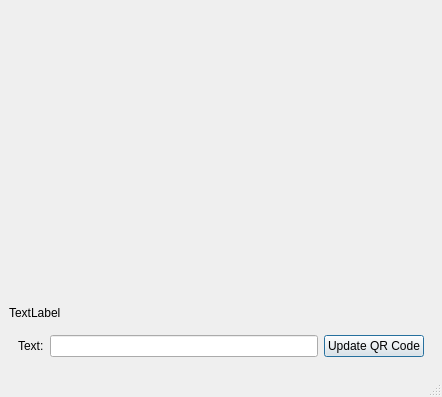
First picture: the form in cutercode.ui, repository mnagel/cutercode, before the edit.
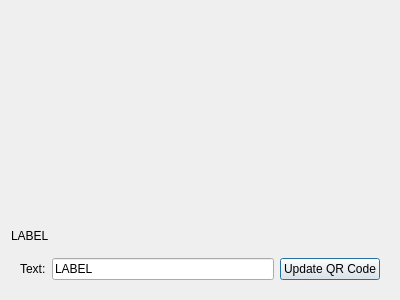
Second picture: the form after the edit.

Commit message: cutercode: Switch from QMainWindow to QDialog + Window to fix default action.

The edit to the form file:
```diff
--- a/cutercode.ui
+++ b/cutercode.ui
@@ -1,19 +1,18 @@
 <?xml version="1.0" encoding="UTF-8"?>
 <ui version="4.0">
- <class>MainWindow</class>
- <widget class="QMainWindow" name="MainWindow">
+ <class>Dialog</class>
+ <widget class="QDialog" name="Dialog">
   <property name="geometry">
    <rect>
     <x>0</x>
     <y>0</y>
-    <width>442</width>
-    <height>397</height>
+    <width>400</width>
+    <height>300</height>
    </rect>
   </property>
   <property name="windowTitle">
    <string>MainWindow</string>
   </property>
-  <widget class="QWidget" name="centralwidget">
    <layout class="QVBoxLayout" name="verticalLayout">
     <item>
      <widget class="QLabel" name="qrcode_widget">
@@ -31,7 +30,13 @@
     <item>
      <widget class="QLabel" name="current_plaintext">
       <property name="text">
-       <string>TextLabel</string>
+      <string>LABEL</string>
+     </property>
+     <property name="textFormat">
+      <enum>Qt::PlainText</enum>
+     </property>
+     <property name="textInteractionFlags">
+      <set>Qt::NoTextInteraction</set>
       </property>
      </widget>
     </item>
@@ -49,7 +54,11 @@
         </widget>
        </item>
        <item>
-        <widget class="QLineEdit" name="plaintext"/>
+       <widget class="QLineEdit" name="plaintext">
+        <property name="text">
+         <string>LABEL</string>
+        </property>
+       </widget>
        </item>
        <item>
         <widget class="QPushButton" name="update_btn">
@@ -57,7 +66,7 @@
           <string>Update QR Code</string>
          </property>
          <property name="autoDefault">
-          <bool>false</bool>
+         <bool>true</bool>
          </property>
          <property name="default">
           <bool>true</bool>
@@ -69,22 +78,6 @@
     </item>
    </layout>
   </widget>
-  <widget class="QMenuBar" name="menubar">
-   <property name="geometry">
-    <rect>
-     <x>0</x>
-     <y>0</y>
-     <width>442</width>
-     <height>21</height>
-    </rect>
-   </property>
-  </widget>
-  <widget class="QStatusBar" name="statusbar"/>
- </widget>
- <tabstops>
-  <tabstop>plaintext</tabstop>
-  <tabstop>update_btn</tabstop>
- </tabstops>
  <resources/>
  <connections/>
 </ui>
```
Left out of the diff: 2 changed lines with no effect on the pictures. Lines whose indentation alone changed are shown as unchanged. The commit also changes 1 other file.
